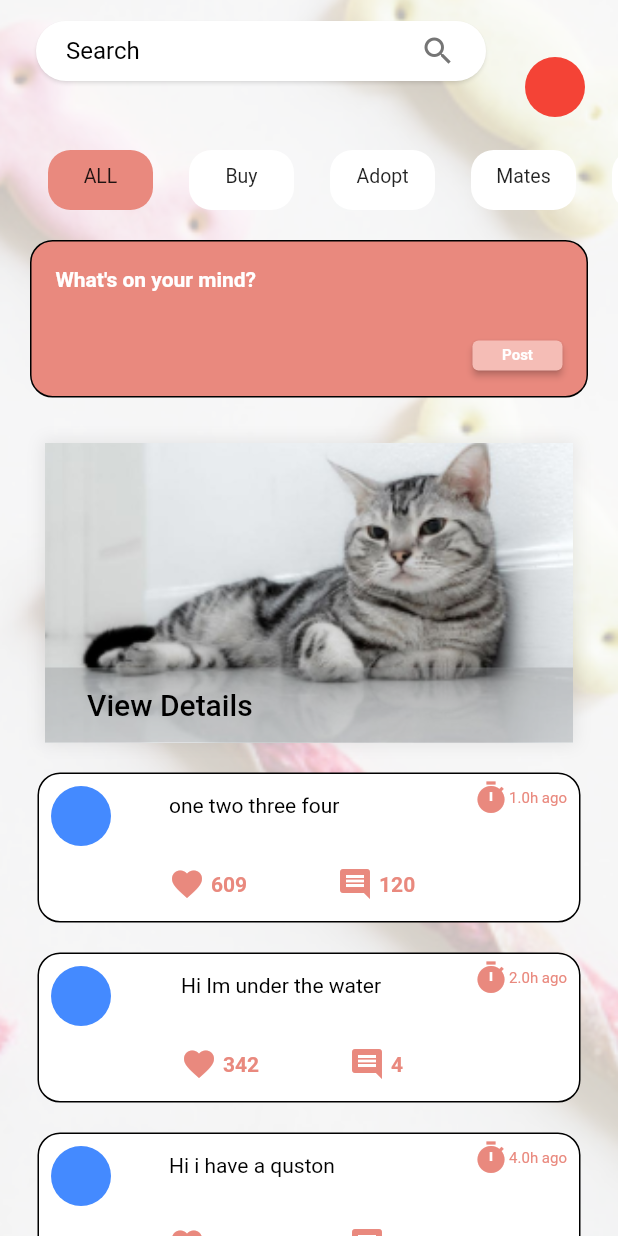
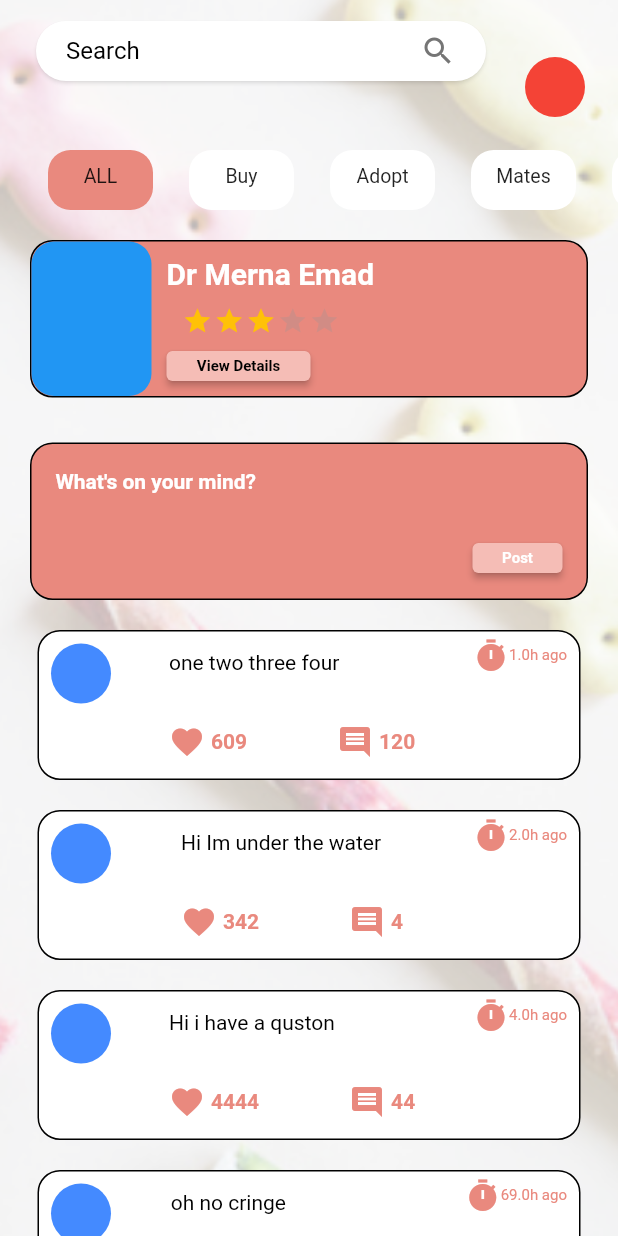
Before and after one commit to AhmedSh4hien/pettopia, a Flutter app: the screen it shows after launch, on a phone screen of 412 x 824 dp. Run offline on Flutter 3.47's test engine with Material 2 defaults, Android fonts, the phone set to English and light mode, and no system bars; drawn by our look-alikes of flutter_rating_bar, material_floating_search_bar.

Commit message:
basic home widgets done

```diff
--- a/lib/screens/home/home_screen.dart
+++ b/lib/screens/home/home_screen.dart
@@ -2,7 +2,8 @@ import 'package:flutter/material.dart';
 import 'package:pettopia/widgets/home_widgets/home_post_bubble.dart';
 import 'package:pettopia/widgets/home_widgets/home_posting_form.dart';
 import 'package:pettopia/widgets/home_widgets/home_search_bar.dart';
-import 'package:pettopia/widgets/pet_details.dart';
+import 'package:pettopia/widgets/home_widgets/pet_details.dart';
+import 'package:pettopia/widgets/home_widgets/vet_details.dart';
 
 class HomeScreen extends StatefulWidget {
   @override
@@ -54,8 +55,8 @@ class _HomeScreenState extends State<HomeScreen> {
               child: ListView(
                 children: [
                   //widgets per tab under here
+                  VetDetails(vetName: 'Dr Merna Emad', rating: 3,),
                   PostingForm(),
-                  PetDetails(),
                   PostBubble(
                     text: "one two three four",
                     hours: 1,
@@ -80,6 +81,7 @@ class _HomeScreenState extends State<HomeScreen> {
                     hearts: 420,
                     comments: 69,
                   ),
+                  PetDetails(),
                 ],
               ),
             ),
--- /dev/null
+++ b/lib/widgets/home_widgets/vet_details.dart
@@ -0,0 +1,95 @@
+import 'package:flutter/material.dart';
+import 'package:flutter_rating_bar/flutter_rating_bar.dart';
+
+class VetDetails extends StatelessWidget {
+  final String vetName;
+  final double rating;
+
+  VetDetails({required this.vetName, required this.rating});
+
+  @override
+  Widget build(BuildContext context) {
+    return Container(
+      margin: EdgeInsets.only(left: 20, right: 20, bottom: 20, top: 10),
+      height: 105,
+      width: double.infinity,
+      decoration: BoxDecoration(
+        border: Border.all(),
+        borderRadius: BorderRadius.all(
+          Radius.circular(15),
+        ),
+        color: Color(0xffe9897e),
+      ),
+      child: Row(
+        mainAxisAlignment: MainAxisAlignment.start,
+        children: [
+          Container(
+            width: 80,
+            decoration: BoxDecoration(
+              // border: Border.all(),
+              borderRadius: BorderRadius.all(
+                Radius.circular(15),
+              ),
+              color: Colors.blue,
+            ),
+          ),
+          Padding(
+            padding: const EdgeInsets.all(10),
+            child: Column(
+              mainAxisAlignment: MainAxisAlignment.spaceBetween,
+              crossAxisAlignment: CrossAxisAlignment.start,
+              children: [
+                Text(
+                  vetName,
+                  style: TextStyle(
+                      color: Colors.white,
+                      fontSize: 20,
+                      fontWeight: FontWeight.bold),
+                ),
+                Padding(
+                  padding: const EdgeInsets.all(10),
+                  child: RatingBar.builder(
+                    initialRating: 3,
+                    minRating: 1,
+                    direction: Axis.horizontal,
+                    allowHalfRating: true,
+                    itemCount: 5,
+                    itemSize: 20,
+                    unratedColor: Color(0x46939597),
+                    glow: false,
+                    tapOnlyMode: true,
+                    itemPadding: EdgeInsets.symmetric(horizontal: 0.6),
+                    itemBuilder: (context, _) => Icon(
+                      Icons.star,
+                      color: Colors.amber,
+                    ),
+                    onRatingUpdate: (rating) {
+                      print(rating);
+                    },
+                  ),
+                ),
+                SizedBox(
+                  width: 96,
+                  height: 20,
+                  child: ElevatedButton(
+                    onPressed: () {},
+                    child: Text(
+                      "View Details",
+                      style: TextStyle(
+                          color: Colors.black,
+                          fontSize: 10,
+                          fontWeight: FontWeight.bold),
+                    ),
+                    style: ElevatedButton.styleFrom(
+                      primary: Color(0xfff5bdb6),
+                    ),
+                  ),
+                ),
+              ],
+            ),
+          )
+        ],
+      ),
+    );
+  }
+}
--- a/pubspec.yaml
+++ b/pubspec.yaml
@@ -35,6 +35,7 @@ dev_dependencies:
   flutter_test:
     sdk: flutter
   material_floating_search_bar: ^0.3.4
+  flutter_rating_bar: ^4.0.0
 
 
 
```
Also changed, not shown: lib/widgets/home_widgets/pet_details.dart (renamed from lib/widgets/pet_details.dart), pubspec.lock.
